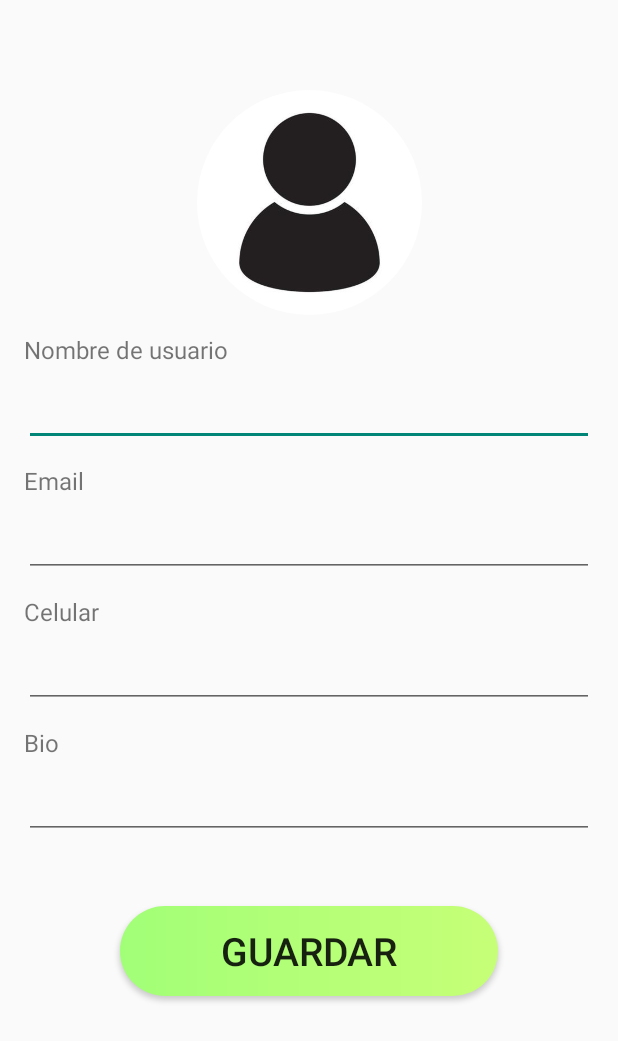
After one commit to maui12/Signplicity, an Android app: the ProfileActivity screen opened directly, with no data from a screen before it, on a phone screen of 412 x 824 dp. The commit adds this screen. Shown: the top 1041 px of the screen. Run offline under Robolectric (Android 15) with nearby library versions, the phone set to English and light mode, and no system bars; our stand-ins replace CircleImageView, Firebase (no records; nobody signed in at launch, a user with empty details on screens opened directly); Roboto replaces fonts that are not available here.

Commit message:
profile edit and database

```diff
--- a/app/build.gradle.kts
+++ b/app/build.gradle.kts
@@ -51,7 +51,11 @@ dependencies {
     implementation(platform("com.google.firebase:firebase-bom:33.0.0"))
     implementation("com.google.firebase:firebase-analytics")
     implementation("com.google.firebase:firebase-auth")
+    implementation("com.google.firebase:firebase-database:20.0.0")
+    implementation("com.google.firebase:firebase-storage:20.0.0")
     implementation("com.google.android.gms:play-services-auth:21.0.0")
+    implementation("de.hdodenhof:circleimageview:3.1.0")
+    implementation("com.jpardogo.googleprogressbar:library:1.2.0")
     testImplementation(libs.junit)
     androidTestImplementation(libs.androidx.junit)
     androidTestImplementation(libs.androidx.espresso.core)
--- a/app/src/main/AndroidManifest.xml
+++ b/app/src/main/AndroidManifest.xml
@@ -12,15 +12,16 @@
         android:supportsRtl="true"
         android:theme="@style/Theme.Signplicity"
         tools:targetApi="31">
+
         <activity
             android:name=".SignInActivity"
-            android:exported="true"  >
+            android:exported="true">
             <intent-filter>
                 <action android:name="android.intent.action.MAIN" />
+
                 <category android:name="android.intent.category.LAUNCHER" />
             </intent-filter>
         </activity>
-
         <activity
             android:name=".AuthActivity"
             android:exported="false" />
@@ -29,6 +30,9 @@
             android:exported="false"
             android:label="@string/title_activity_diccionario"
             android:theme="@style/Theme.Signplicity.NoActionBar" />
+        <activity
+            android:name=".ProfileActivity"
+            android:exported="false" />
         <activity
             android:name=".MainActivity"
             android:exported="true">
--- a/app/src/main/java/com/emprendimiento/signplicity/MainActivity.kt
+++ b/app/src/main/java/com/emprendimiento/signplicity/MainActivity.kt
@@ -58,7 +58,14 @@ class MainActivity : AppCompatActivity() {
         var buttonDiccionario:Button = findViewById(R.id.buttonDiccionario)
         buttonDiccionario.setOnClickListener{pushDiccionario()}
 
+        var buttonPerfil = findViewById<Button>(R.id.buttonPerfil)
+        buttonPerfil.setOnClickListener{pushPerfil()}
 
+
+    }
+
+    private fun pushPerfil() {
+        startActivity(Intent(this,ProfileActivity::class.java))
     }
 
     private fun signOutAndStartSignInActivity() {
--- /dev/null
+++ b/app/src/main/java/com/emprendimiento/signplicity/ProfileActivity.kt
@@ -0,0 +1,71 @@
+package com.emprendimiento.signplicity
+
+import android.net.Uri
+import android.os.Bundle
+import android.widget.Toast
+import androidx.activity.enableEdgeToEdge
+import androidx.appcompat.app.AppCompatActivity
+import androidx.core.view.ViewCompat
+import androidx.core.view.WindowInsetsCompat
+import com.emprendimiento.signplicity.databinding.ActivityProfileBinding
+import com.google.firebase.auth.FirebaseAuth
+import com.google.firebase.database.DatabaseReference
+import com.google.firebase.database.FirebaseDatabase
+import com.google.firebase.storage.FirebaseStorage
+import com.google.firebase.storage.StorageReference
+
+class ProfileActivity : AppCompatActivity() {
+
+    private lateinit var binding:ActivityProfileBinding
+    private lateinit var auth:FirebaseAuth
+    private lateinit var databaseReference:DatabaseReference
+    private lateinit var storageReference: StorageReference
+    private lateinit var imageUri: Uri
+
+    override fun onCreate(savedInstanceState: Bundle?) {
+        super.onCreate(savedInstanceState)
+        enableEdgeToEdge()
+        setContentView(R.layout.activity_profile)
+        ViewCompat.setOnApplyWindowInsetsListener(findViewById(R.id.main)) { v, insets ->
+            val systemBars = insets.getInsets(WindowInsetsCompat.Type.systemBars())
+            v.setPadding(systemBars.left, systemBars.top, systemBars.right, systemBars.bottom)
+            insets
+        }
+
+        binding = ActivityProfileBinding.inflate(layoutInflater)
+        setContentView(binding.root)
+
+        auth = FirebaseAuth.getInstance()
+        val uid = auth.currentUser?.uid
+        databaseReference = FirebaseDatabase.getInstance().getReference("Users")
+
+        binding.saveBtn.setOnClickListener {
+
+            val username = binding.etUsername.text.toString()
+            val email = binding.etEmail.text.toString()
+            val phone = binding.etPhone.text.toString()
+            val bio = binding.etBio.text.toString()
+
+            val user = User(username, email, phone, bio)
+            if(uid != null) {
+                databaseReference.child(uid).setValue(user).addOnCompleteListener {
+                Toast.makeText(this@ProfileActivity,"Perfil actualizado.",Toast.LENGTH_SHORT).show()
+                }
+            }
+        }
+
+    }
+
+    private fun uploadProfilePic() {
+
+        imageUri = Uri.parse("android.resource://$packageName/${R.drawable.profile_default_pic}")
+        storageReference = FirebaseStorage.getInstance().getReference("Users/"+auth.currentUser?.uid)
+        storageReference.putFile(imageUri).addOnSuccessListener {
+
+            Toast.makeText(this@ProfileActivity,"Perfil actualizado",Toast.LENGTH_SHORT).show()
+        }
+        .addOnFailureListener {
+            Toast.makeText(this@ProfileActivity,"Error al actualizar perfil",Toast.LENGTH_SHORT).show()
+        }
+    }
+}
--- /dev/null
+++ b/app/src/main/java/com/emprendimiento/signplicity/User.kt
@@ -0,0 +1,3 @@
+package com.emprendimiento.signplicity
+
+data class User(var username:String,var email:String,var phone:String, var bio:String)
--- /dev/null
+++ b/app/src/main/res/layout/activity_profile.xml
@@ -0,0 +1,126 @@
+<?xml version="1.0" encoding="utf-8"?>
+<androidx.constraintlayout.widget.ConstraintLayout xmlns:android="http://schemas.android.com/apk/res/android"
+    xmlns:app="http://schemas.android.com/apk/res-auto"
+    xmlns:tools="http://schemas.android.com/tools"
+    android:id="@+id/main"
+    android:layout_width="match_parent"
+    android:layout_height="match_parent"
+    tools:context=".ProfileActivity">
+
+    <de.hdodenhof.circleimageview.CircleImageView
+        android:id="@+id/profile_image"
+        android:layout_width="150dp"
+        android:layout_height="150dp"
+        android:layout_marginTop="60dp"
+        android:src="@drawable/profile_default_pic"
+        app:civ_border_color="#FF000000"
+        app:layout_constraintEnd_toEndOf="parent"
+        app:layout_constraintHorizontal_bias="0.5"
+        app:layout_constraintStart_toStartOf="parent"
+        app:layout_constraintTop_toTopOf="parent" />
+
+    <TextView
+        android:id="@+id/tvUsername"
+        android:layout_width="wrap_content"
+        android:layout_height="wrap_content"
+        android:layout_marginStart="16dp"
+        android:layout_marginTop="12dp"
+        android:text="Nombre de usuario"
+        android:textSize="16dp"
+        app:layout_constraintStart_toStartOf="parent"
+        app:layout_constraintTop_toBottomOf="@+id/profile_image" />
+
+    <EditText
+        android:id="@+id/etUsername"
+        android:layout_width="match_parent"
+        android:layout_height="wrap_content"
+        android:layout_marginHorizontal="16dp"
+        android:layout_marginTop="8dp"
+        app:layout_constraintEnd_toEndOf="parent"
+        app:layout_constraintHorizontal_bias="0.5"
+        app:layout_constraintStart_toStartOf="parent"
+        app:layout_constraintTop_toBottomOf="@+id/tvUsername" />
+
+    <TextView
+        android:id="@+id/tvEmail"
+        android:layout_width="wrap_content"
+        android:layout_height="wrap_content"
+        android:layout_marginStart="16dp"
+        android:layout_marginTop="12dp"
+        android:text="Email"
+        android:textSize="16dp"
+        app:layout_constraintStart_toStartOf="parent"
+        app:layout_constraintTop_toBottomOf="@+id/etUsername" />
+
+    <EditText
+        android:id="@+id/etEmail"
+        android:layout_width="match_parent"
+        android:layout_height="wrap_content"
+        android:layout_marginHorizontal="16dp"
+        android:layout_marginTop="8dp"
+        app:layout_constraintEnd_toEndOf="parent"
+        app:layout_constraintHorizontal_bias="0.5"
+        app:layout_constraintStart_toStartOf="parent"
+        app:layout_constraintTop_toBottomOf="@+id/tvEmail" />
+
+    <TextView
+        android:id="@+id/tvPhone"
+        android:layout_width="wrap_content"
+        android:layout_height="wrap_content"
+        android:layout_marginStart="16dp"
+        android:layout_marginTop="12dp"
+        android:text="Celular"
+        android:textSize="16dp"
+        app:layout_constraintStart_toStartOf="parent"
+        app:layout_constraintTop_toBottomOf="@+id/etEmail" />
+
+
+    <EditText
+        android:id="@+id/etPhone"
+        android:layout_width="match_parent"
+        android:layout_height="wrap_content"
+        android:layout_marginHorizontal="16dp"
+        android:layout_marginTop="8dp"
+        app:layout_constraintEnd_toEndOf="parent"
+        app:layout_constraintHorizontal_bias="0.5"
+        app:layout_constraintStart_toStartOf="parent"
+        app:layout_constraintTop_toBottomOf="@+id/tvPhone" />
+
+    <TextView
+        android:id="@+id/tvBio"
+        android:layout_width="wrap_content"
+        android:layout_height="wrap_content"
+        android:layout_marginStart="16dp"
+        android:layout_marginTop="12dp"
+        android:text="Bio"
+        android:textSize="16dp"
+        app:layout_constraintStart_toStartOf="parent"
+        app:layout_constraintTop_toBottomOf="@+id/etPhone" />
+
+
+    <EditText
+        android:id="@+id/etBio"
+        android:layout_width="match_parent"
+        android:layout_height="wrap_content"
+        android:layout_marginHorizontal="16dp"
+        android:layout_marginTop="8dp"
+        app:layout_constraintEnd_toEndOf="parent"
+        app:layout_constraintHorizontal_bias="0.5"
+        app:layout_constraintStart_toStartOf="parent"
+        app:layout_constraintTop_toBottomOf="@+id/tvBio" />
+
+    <Button
+        android:id="@+id/saveBtn"
+        android:layout_width="match_parent"
+        android:layout_height="60dp"
+        android:layout_marginHorizontal="80dp"
+        android:layout_marginTop="132dp"
+        android:background="@drawable/button_menu_4_green"
+        android:text="Guardar"
+        android:textSize="26sp"
+        app:layout_constraintEnd_toEndOf="parent"
+        app:layout_constraintStart_toStartOf="parent"
+        app:layout_constraintTop_toBottomOf="@+id/etPhone" />
+
+
+</androidx.constraintlayout.widget.ConstraintLayout>
```
Also changed, not shown: app/src/main/res/drawable/profile_default_pic.jpg (added).
